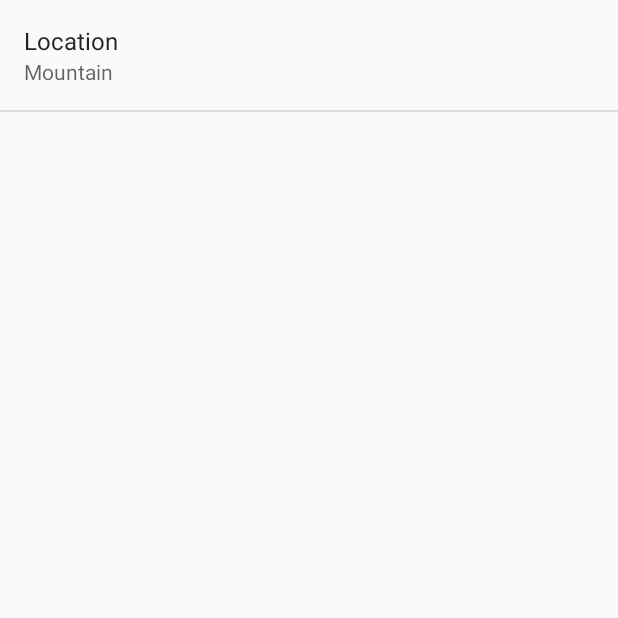
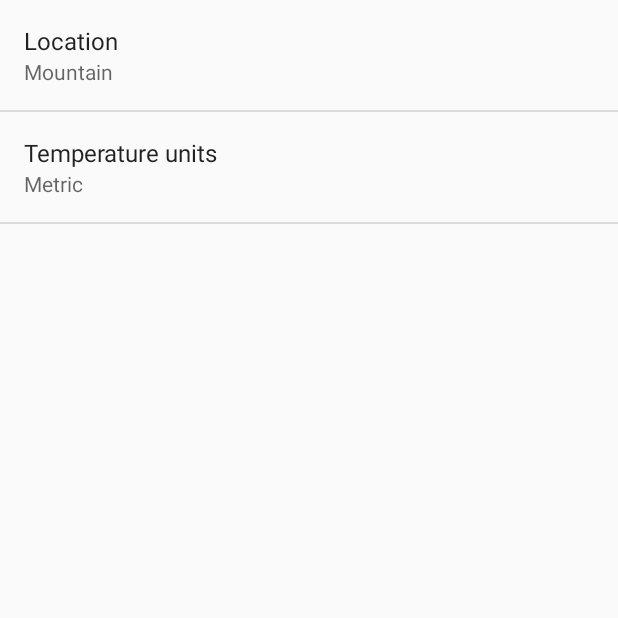
Before and after one commit to DellAnderson/Sunshine, an Android app: the screen it shows after launch (SettingsActivity), in the options menu, after a tap on "Settings", on a phone screen of 412 x 824 dp, the top half of it. Run offline under Robolectric (Android 15) with nearby library versions, the phone set to English and light mode, and no system bars.

```diff
--- a/app/src/main/java/com/anim8/edu/sunshine/DetailActivityFragment.java
+++ b/app/src/main/java/com/anim8/edu/sunshine/DetailActivityFragment.java
@@ -13,6 +13,7 @@ import android.widget.TextView;
  * Udacity put this class definition at bottom DetailActivity.java
  */
 public class DetailActivityFragment extends Fragment {
+//TODO oddly, units don't refresh properly from detail view (not sure about location)
 
     public DetailActivityFragment() {
     }
--- a/app/src/main/java/com/anim8/edu/sunshine/SettingsActivity.java
+++ b/app/src/main/java/com/anim8/edu/sunshine/SettingsActivity.java
@@ -32,7 +32,8 @@ public class SettingsActivity extends PreferenceActivity
         // For all preferences, attach an OnPreferenceChangeListener so the UI summary can be
         // updated when the preference changed by user.
         bindPreferenceSummaryToValue(findPreference(getString(R.string.pref_location_key)));
-
+        //if this line not present, Temperature units summary setting doesn't display (metric/imperial)
+        bindPreferenceSummaryToValue(findPreference(getString(R.string.pref_units_key)));
     }
 
     /**
@@ -68,6 +69,8 @@ public class SettingsActivity extends PreferenceActivity
             // For other preferences, set the summary to the value's simple string representation.
             preference.setSummary(stringValue);
         }
+
+
         return true;
     }
 
--- /dev/null
+++ b/app/src/main/res/values/arrays.xml
@@ -0,0 +1,12 @@
+<?xml version="1.0" encoding="utf-8"?>
+<resources>
+    <string-array name="pref_units_entries">
+        <item>Metric</item>
+        <item>Imperial</item>
+    </string-array>
+
+    <string-array name="pref_units_values">
+        <item>metric</item>
+        <item>imperial</item>
+    </string-array>
+</resources>
--- a/app/src/main/res/values/strings.xml
+++ b/app/src/main/res/values/strings.xml
@@ -10,4 +10,11 @@
     <string name="pref_location_title">Location</string>
     <!--Default city name for location preference  no spaces allowed per API bug, [CHAR LIMIT = NONE]-->
     <string name="pref_location_default" translatable="false">Mountain</string>
+    <!--Pref Settings for temperature units-->
+    <string name="pref_units_title">Temperature units</string>
+    <string name="pref_units_default">metric</string>
+    <string name="pref_units_key">units</string>
+    <string name="pref_units_metric">metric</string>>
+    <string name="pref_units_imperial">imperial</string>>
+
 </resources>
--- a/app/src/main/res/xml/pref_general.xml
+++ b/app/src/main/res/xml/pref_general.xml
@@ -4,11 +4,19 @@
                   android:layout_height="match_parent">
 
     <EditTextPreference
-        android:title="@string/pref_location_title"
-        android:key="@string/pref_location_key"
         android:defaultValue="@string/pref_location_default"
         android:inputType="text"
+        android:key="@string/pref_location_key"
         android:singleLine="true"
+        android:title="@string/pref_location_title"
         />
 
-</PreferenceScreen>
+    <ListPreference
+        android:defaultValue="@string/pref_units_default"
+        android:entries="@array/pref_units_entries"
+        android:entryValues="@array/pref_units_values"
+        android:key="@string/pref_units_key"
+        android:title="@string/pref_units_title"
+        />
+
+</PreferenceScreen>  <!--android:entries are user visable, entryValues are used in logic-->
```
Also changed, not shown: app/src/main/java/com/anim8/edu/sunshine/ForecastFragment.java (+23 -0 lines).
